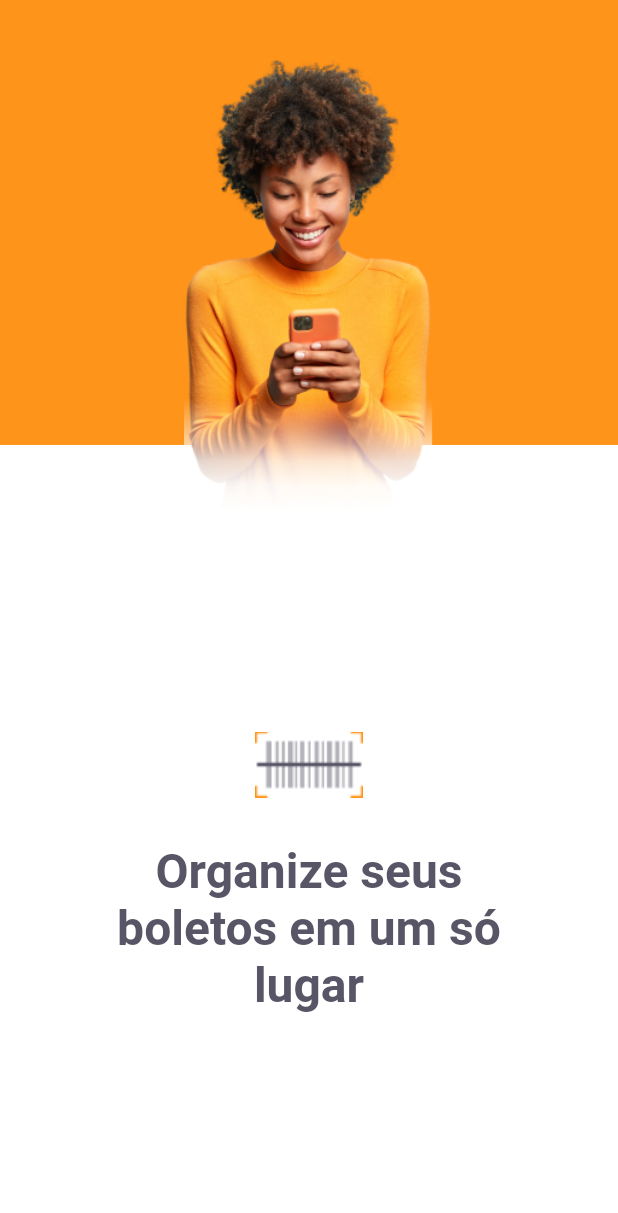
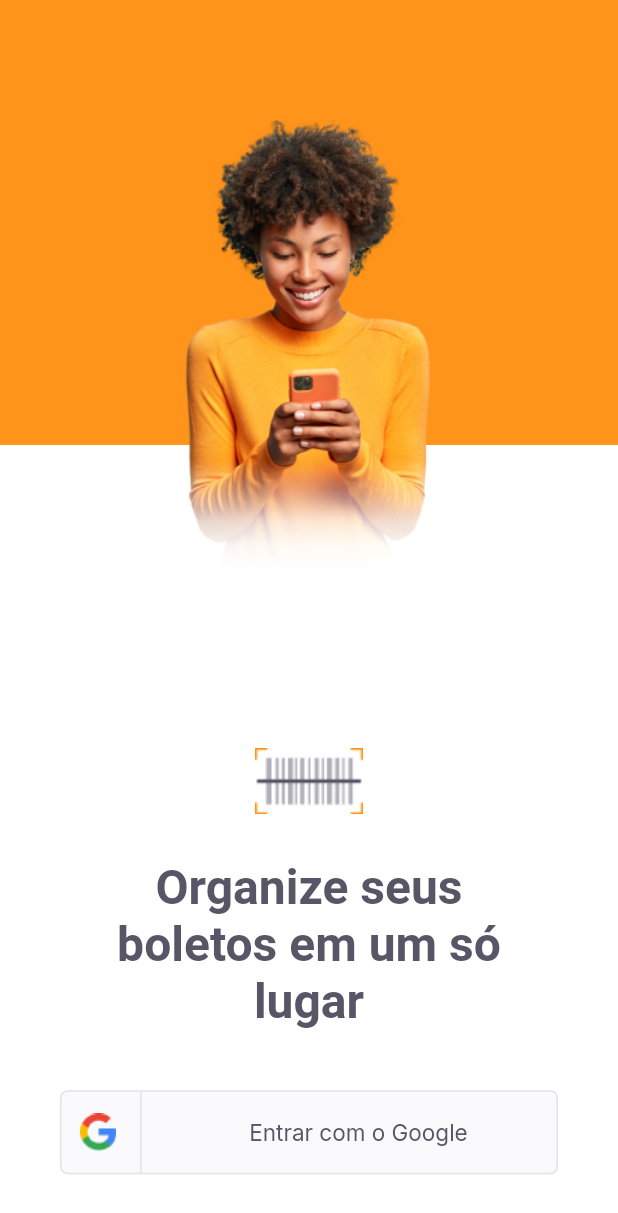
Before and after one commit to oantoniosilva/payflow, a Flutter app: the LoginPage screen opened directly, on a phone screen of 412 x 824 dp. Shown: the top 1213 px of the screen. Run offline on Flutter 3.47's test engine with Material 2 defaults, Android fonts, the phone set to English and light mode, and no system bars; our stand-ins replace google_fonts.

Commit message:
feat: create social login screen

```diff
--- a/lib/main.dart
+++ b/lib/main.dart
@@ -1,5 +1,5 @@
 import 'package:flutter/material.dart';
-import 'package:payflow/modules/login/login_page.dart';
+import 'package:payflow/modules/home/home_page.dart';
 import 'package:payflow/shared/themes/app_colors.dart';
 
 void main() {
@@ -16,7 +16,7 @@ class AppWidget extends StatelessWidget {
       theme: ThemeData(
         primaryColor: AppColors.primary,
       ),
-      home: LoginPage(),
+      home: const HomePage(),
     );
   }
 }
--- /dev/null
+++ b/lib/modules/home/home_page.dart
@@ -0,0 +1,14 @@
+import 'package:flutter/material.dart';
+
+class HomePage extends StatelessWidget {
+  const HomePage({Key? key}) : super(key: key);
+
+  @override
+  Widget build(BuildContext context) {
+    return Scaffold(
+      appBar: AppBar(
+        title: const Text("HomePage"),
+      ),
+    );
+  }
+}
--- a/lib/modules/login/login_page.dart
+++ b/lib/modules/login/login_page.dart
@@ -2,9 +2,10 @@ import 'package:flutter/material.dart';
 import 'package:payflow/shared/themes/app_colors.dart';
 import 'package:payflow/shared/themes/app_images.dart';
 import 'package:payflow/shared/themes/app_text_styles.dart';
+import 'package:payflow/shared/widgets/social_login/social_login_button.dart';
 
 class LoginPage extends StatefulWidget {
-  LoginPage({Key? key}) : super(key: key);
+  const LoginPage({Key? key}) : super(key: key);
 
   @override
   State<LoginPage> createState() => _LoginPageState();
@@ -17,7 +18,7 @@ class _LoginPageState extends State<LoginPage> {
 
     return Scaffold(
       backgroundColor: AppColors.background,
-      body: Container(
+      body: SizedBox(
         width: size.width,
         height: size.height,
         child: Stack(
@@ -28,7 +29,7 @@ class _LoginPageState extends State<LoginPage> {
               color: AppColors.primary,
             ),
             Positioned(
-                top: 40,
+                top: 80,
                 left: 0,
                 right: 0,
                 child: Image.asset(
@@ -37,7 +38,7 @@ class _LoginPageState extends State<LoginPage> {
                   height: 300,
                 )),
             Positioned(
-              bottom: size.height * 0.18,
+              bottom: size.height * 0.05,
               left: 0,
               right: 0,
               child: Column(
@@ -53,7 +54,15 @@ class _LoginPageState extends State<LoginPage> {
                       textAlign: TextAlign.center,
                       style: AppTextStyles.titleHome,
                     ),
-                  )
+                  ),
+                  Padding(
+                    padding:
+                        const EdgeInsets.only(left: 40, right: 40, top: 40),
+                    child: SocialLoginButton(onTap: () {
+                      // ignore: avoid_print
+                      print("Clicou");
+                    }),
+                  ),
                 ],
               ),
             )
--- a/lib/shared/widgets/social_login/social_login_button.dart
+++ b/lib/shared/widgets/social_login/social_login_button.dart
@@ -1,10 +1,52 @@
 import 'package:flutter/material.dart';
+import 'package:payflow/shared/themes/app_colors.dart';
+import 'package:payflow/shared/themes/app_images.dart';
+import 'package:payflow/shared/themes/app_text_styles.dart';
 
 class SocialLoginButton extends StatelessWidget {
-  const SocialLoginButton({Key? key}) : super(key: key);
+  final VoidCallback onTap;
+  const SocialLoginButton({Key? key, required this.onTap}) : super(key: key);
 
   @override
   Widget build(BuildContext context) {
-    return Container();
+    return InkWell(
+      onTap: onTap,
+      child: Container(
+        height: 56,
+        decoration: BoxDecoration(
+            color: AppColors.shape,
+            borderRadius: BorderRadius.circular(5),
+            border: const Border.fromBorderSide(
+                BorderSide(color: AppColors.stroke))),
+        child: Row(children: [
+          Expanded(
+              flex: 1,
+              child: Row(
+                mainAxisAlignment: MainAxisAlignment.center,
+                children: [
+                  Image.asset(AppImages.google),
+                  const SizedBox(width: 16),
+                  Container(
+                    height: 56,
+                    width: 1,
+                    color: AppColors.stroke,
+                  )
+                ],
+              )),
+          Expanded(
+            flex: 4,
+            child: Row(
+              mainAxisAlignment: MainAxisAlignment.center,
+              children: [
+                Text(
+                  "Entrar com o Google",
+                  style: AppTextStyles.buttonGray,
+                ),
+              ],
+            ),
+          ),
+        ]),
+      ),
+    );
   }
 }
```
